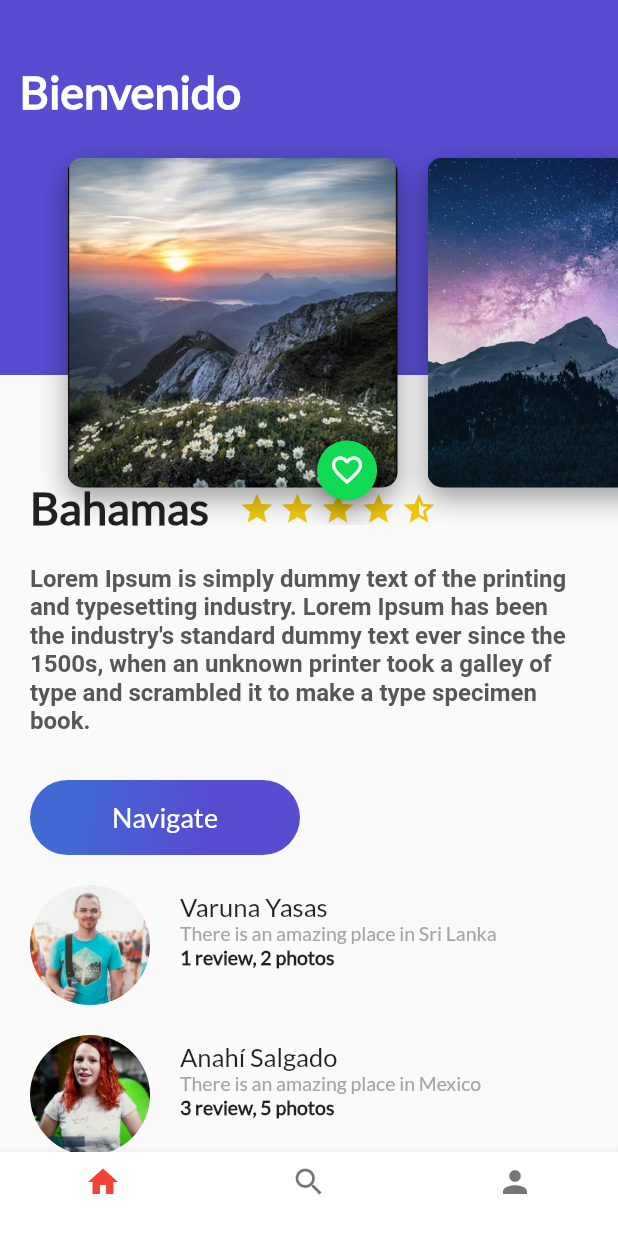
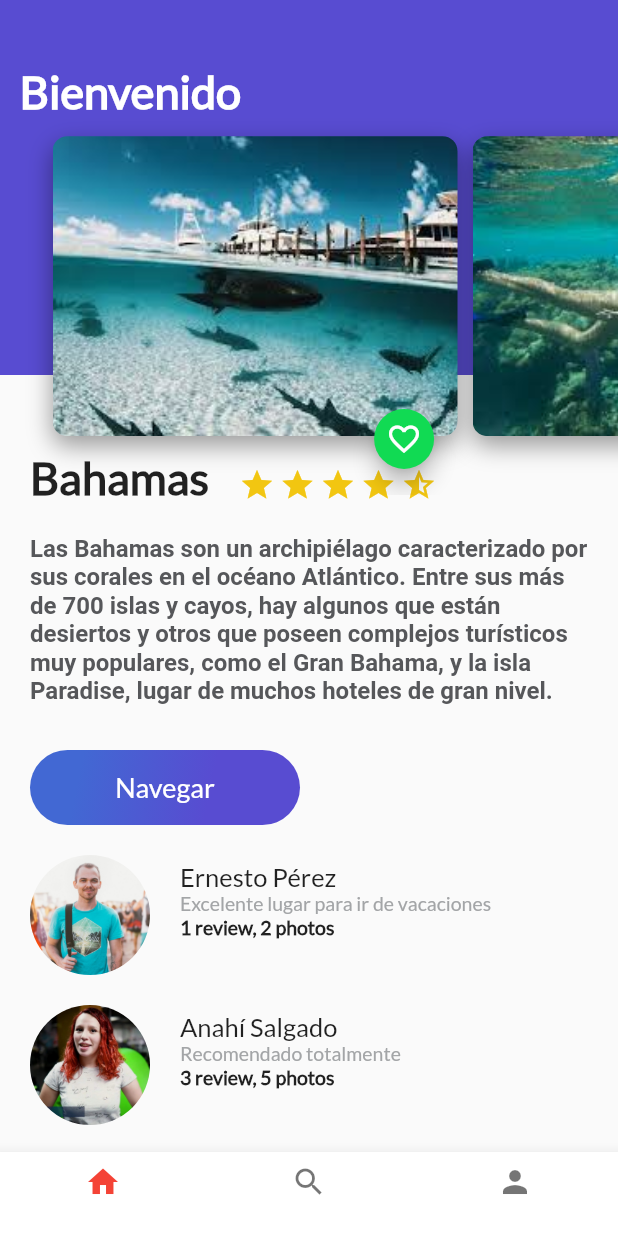
Before and after one commit to KarlosPerez/flutter_trips_app, a Flutter app: the screen it shows after launch, on a phone screen of 412 x 824 dp. Run offline on Flutter 3.47's test engine with Material 2 defaults, Android fonts, the phone set to English and light mode, and no system bars.

Commit message:
- Se cambian textos e imagenes.

```diff
--- a/lib/button_purple.dart
+++ b/lib/button_purple.dart
@@ -2,7 +2,7 @@ import 'package:flutter/material.dart';
 
 class ButtonPurple extends StatelessWidget {
 
-  String buttonText = "Navigate";
+  String buttonText = "Navegar";
 
   ButtonPurple(this.buttonText);
 
--- a/lib/card_image.dart
+++ b/lib/card_image.dart
@@ -11,11 +11,12 @@ class CardImage extends StatelessWidget {
   Widget build(BuildContext context) {
 
     final card = Container(
-      height: 220.0,
-        width: 220.0,
+      height: 200.0,
+        width: 270.0,
       margin: EdgeInsets.only(
-        top: 80.0,
-        left: 20.0
+        top: 50.0,
+        left: 10.0,
+        bottom: 15.0
       ),
       decoration: BoxDecoration(
         image: DecorationImage(
@@ -26,8 +27,8 @@ class CardImage extends StatelessWidget {
         boxShadow: <BoxShadow> [
           BoxShadow(
             color: Colors.black38,
-            blurRadius: 15.0,
-            offset: Offset(0.0, 7.0)
+            blurRadius: 13.0,
+            offset: Offset(0.0, 6.0)
           )]
       ),
     );
--- a/lib/card_image_list.dart
+++ b/lib/card_image_list.dart
@@ -7,17 +7,15 @@ class CardImageList extends StatelessWidget {
   Widget build(BuildContext context) {
 
     return Container(
-      height: 350.0,
+      height: 330.0,
         child: ListView(
           padding: EdgeInsets.all(25.0),
           scrollDirection: Axis.horizontal,
           children: <Widget>[
-            CardImage("assets/img/sunset.png"),
-            CardImage("assets/img/mountains.png"),
-            CardImage("assets/img/mountains2.png"),
-            CardImage("assets/img/beach.png"),
-            CardImage("assets/img/beach2.png"),
-            CardImage("assets/img/river.png"),
+            CardImage("assets/img/bahamas1.jpg"),
+            CardImage("assets/img/bahamas2.jpg"),
+            CardImage("assets/img/bahamas3.jpg"),
+            CardImage("assets/img/bahamas4.jpg"),
           ],
         ),
     );
--- a/lib/description_place.dart
+++ b/lib/description_place.dart
@@ -18,7 +18,7 @@ class DescriptionPlace extends StatelessWidget {
 
     final star_border = Container(
       margin: EdgeInsets.only(
-          top: 323.0,
+          top: 310.0,
           right: 3.0
       ),
       child: Icon(
@@ -29,7 +29,7 @@ class DescriptionPlace extends StatelessWidget {
 
     final star_half = Container(
       margin: EdgeInsets.only(
-          top: 323.0,
+          top: 310.0,
           right: 3.0
       ),
       child: Icon(
@@ -40,7 +40,7 @@ class DescriptionPlace extends StatelessWidget {
 
     final star = Container(
       margin: EdgeInsets.only(
-        top: 323.0,
+        top: 310.0,
         right: 3.0
       ),
       child: Icon(
@@ -53,7 +53,7 @@ class DescriptionPlace extends StatelessWidget {
       children: <Widget>[
         Container(
           margin: EdgeInsets.only(
-            top: 320.0,
+            top: 300.0,
             left: 20.0,
             right: 20.0
           ),
@@ -101,7 +101,7 @@ class DescriptionPlace extends StatelessWidget {
       children: <Widget>[
         title_stars,
         description,
-        ButtonPurple("Navigate")
+        ButtonPurple("Navegar")
       ],
     );
   }
--- a/lib/home_trips.dart
+++ b/lib/home_trips.dart
@@ -5,10 +5,10 @@ import 'package:flutter_trips_app/review_list.dart';
 
 class HomeTrips extends StatelessWidget {
 
-  String descriptionDummy = "Lorem Ipsum is simply dummy text of the printing and "
-      "typesetting industry. Lorem Ipsum has been the industry's standard dummy "
-      "text ever since the 1500s, when an unknown printer took a galley of type"
-      " and scrambled it to make a type specimen book.";
+  String descriptionDummy = "Las Bahamas son un archipiélago caracterizado por sus corales"
+      " en el océano Atlántico. Entre sus más de 700 islas y cayos, hay algunos"
+      " que están desiertos y otros que poseen complejos turísticos muy populares,"
+      " como el Gran Bahama, y la isla Paradise, lugar de muchos hoteles de gran nivel.";
 
   @override
   Widget build(BuildContext context) {
--- a/lib/review_list.dart
+++ b/lib/review_list.dart
@@ -9,9 +9,9 @@ class ReviewList extends StatelessWidget {
     return Column(
       crossAxisAlignment: CrossAxisAlignment.start,
       children: <Widget>[
-        Review("assets/img/people.jpg", "Varuna Yasas", "1 review, 2 photos", "There is an amazing place in Sri Lanka"),
-        Review("assets/img/ann.jpg", "Anahí Salgado", "3 review, 5 photos", "There is an amazing place in Mexico"),
-        Review("assets/img/girl.jpg", "Chica Princeton", "2 review, 1 photos", "There is an amazing place in Colombia")
+        Review("assets/img/people.jpg", "Ernesto Pérez", "1 review, 2 photos", "Excelente lugar para ir de vacaciones"),
+        Review("assets/img/ann.jpg", "Anahí Salgado", "3 review, 5 photos", "Recomendado totalmente"),
+        Review("assets/img/girl.jpg", "Patricia Velez", "2 review, 1 photos", "Todo un paraíso, volveré pronto!")
 
       ],
     );
```
Also changed, not shown: pubspec.yaml (+4 -6 lines), assets/img/bahamas1.jpg (added), assets/img/bahamas2.jpg (added), assets/img/bahamas3.jpg (added), assets/img/bahamas4.jpg (added), assets/img/beach.png (deleted), assets/img/beach2.png (deleted), assets/img/mountains.png (deleted), assets/img/mountains2.png (deleted), assets/img/river.png (deleted), assets/img/sunset.png (deleted).
